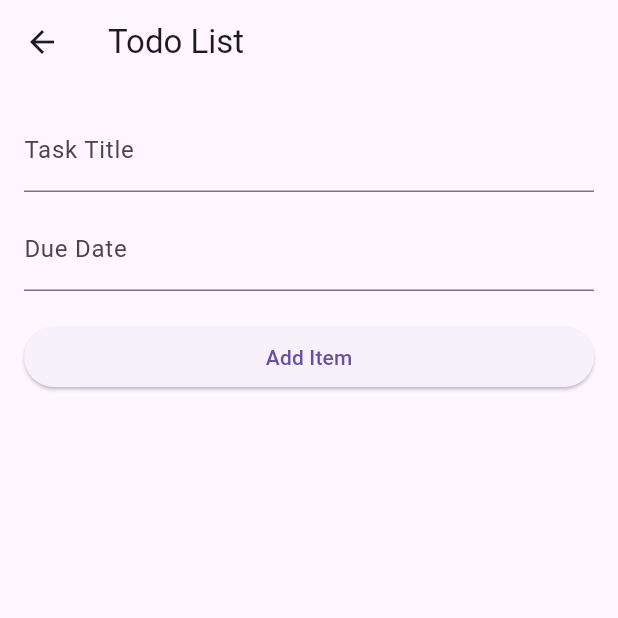
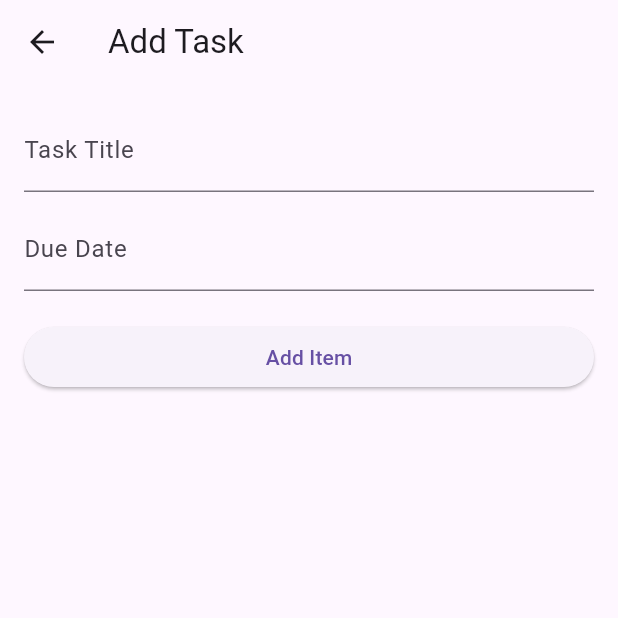
Before and after one commit to sreekanth-rajan/cross_assg_todo_app, a Flutter app: the TodoPage screen opened by its route, after a tap on "Add Item", on a phone screen of 412 x 824 dp, the top half of it. Run offline on Flutter 3.47's test engine with Material 3 defaults, Android fonts, the phone set to English and light mode, and no system bars; our stand-ins replace parse_server_sdk_flutter.

Commit message:
updated the task details and delete bug

```diff
--- a/lib/delete_task_page.dart
+++ b/lib/delete_task_page.dart
@@ -14,7 +14,8 @@ class DeleteTaskPage extends StatelessWidget {
         SnackBar(content: Text('Task deleted successfully!')),
       );
       // Navigator.popUntil(context, ModalRoute.withName('/TodoPage')); // Navigate back to TodoPage
-      Navigator.of(context).popUntil((route) => route.settings.name == '/TodoPage');
+      // Navigator.of(context).popUntil((route) => route.settings.name == '/todo');
+      Navigator.pushNamed(context,'/todo');
 
     } else {
       ScaffoldMessenger.of(context).showSnackBar(
--- a/lib/todo_page.dart
+++ b/lib/todo_page.dart
@@ -1,6 +1,6 @@
 import 'package:flutter/material.dart';
 import 'package:parse_server_sdk_flutter/parse_server_sdk_flutter.dart';
-import 'task_list_page.dart';
+import 'package:todo_app/task_list_page.dart'; // Import TaskListPage
 
 class TodoPage extends StatefulWidget {
   @override
@@ -16,19 +16,24 @@ class _TodoPageState extends State<TodoPage> {
     final String dueDate = _dueDateController.text.trim();
 
     if (title.isNotEmpty && dueDate.isNotEmpty) {
-      final ParseObject newTask = ParseObject('TodoItem')
+      final ParseObject newTask = ParseObject('Task')
         ..set('title', title)
-        ..set('dueDate', dueDate);
+        ..set('dueDate', dueDate)
+        ..set('completed', false); // Assuming new tasks are initially incomplete
 
       final ParseResponse response = await newTask.save();
 
       if (response.success) {
-        Navigator.push(
+        ScaffoldMessenger.of(context).showSnackBar(
+          SnackBar(content: Text('Task added successfully!')),
+        );
+
+        // Navigate to TaskListPage with the new task
+        Navigator.pushReplacement(
           context,
-          MaterialPageRoute(
-            builder: (_) => TaskListPage(task: newTask),
-          ),
+          MaterialPageRoute(builder: (_) => TaskListPage(task: newTask)),
         );
+
       } else {
         ScaffoldMessenger.of(context).showSnackBar(
           SnackBar(content: Text('Error adding task: ${response.error!.message}')),
@@ -45,7 +50,7 @@ class _TodoPageState extends State<TodoPage> {
   Widget build(BuildContext context) {
     return Scaffold(
       appBar: AppBar(
-        title: Text('Todo List'),
+        title: Text('Add Task'),
       ),
       body: Padding(
         padding: const EdgeInsets.all(16.0),
@@ -63,7 +68,7 @@ class _TodoPageState extends State<TodoPage> {
             ),
             SizedBox(height: 20),
             ElevatedButton(
-              onPressed: () => addItem(context),
+              onPressed: () => addItem(context), // Pass context to addItem function
               child: Text('Add Item'),
             ),
           ],
```
Also changed, not shown: lib/task_list_page.dart (+41 -0 lines).
